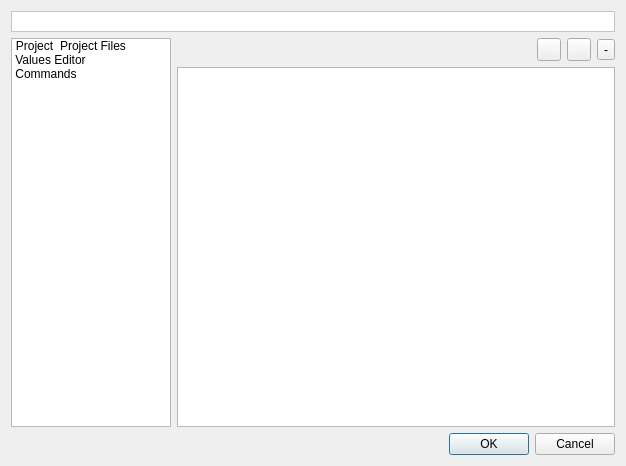
Above: v2/branches/newxup/monkey/src/xupmanager/gui/UIXUPEditor.ui from testmana2/mks before the change. Below: the same form after it.
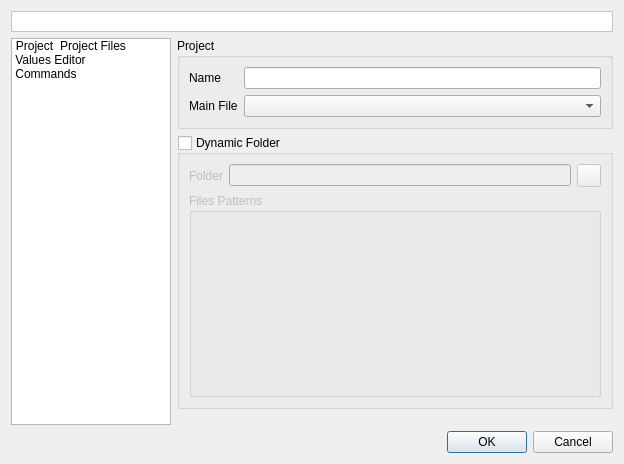
That is the form after the change. The open tabs and pages were chosen to show the change. Icons and pictures are not drawn. Custom widgets are drawn as their Qt base class.

Commit message: Add generic FilesEditor widget. A simple proejct files manager and use it in the generic UIXUPEditor dialog.

The edit to the form file:
```diff
--- a/v2/branches/newxup/monkey/src/xupmanager/gui/UIXUPEditor.ui
+++ b/v2/branches/newxup/monkey/src/xupmanager/gui/UIXUPEditor.ui
@@ -6,8 +6,8 @@
    <rect>
     <x>0</x>
     <y>0</y>
-    <width>626</width>
-    <height>466</height>
+    <width>624</width>
+    <height>464</height>
    </rect>
   </property>
   <layout class="QGridLayout" name="gridLayout_2">
@@ -204,71 +204,7 @@
        </item>
       </layout>
      </widget>
-     <widget class="QWidget" name="wProjectFiles">
-      <layout class="QGridLayout" name="gridLayout_5">
-       <property name="margin">
-        <number>0</number>
-       </property>
-       <item row="0" column="0">
-        <spacer name="horizontalSpacer">
-         <property name="orientation">
-          <enum>Qt::Horizontal</enum>
-         </property>
-         <property name="sizeHint" stdset="0">
-          <size>
-           <width>40</width>
-           <height>20</height>
-          </size>
-         </property>
-        </spacer>
-       </item>
-       <item row="0" column="1">
-        <widget class="QToolButton" name="tbAddFile">
-         <property name="icon">
-          <iconset resource="../../resources/resources.qrc">
-           <normaloff>:/listeditor/icons/listeditor/add.png</normaloff>:/listeditor/icons/listeditor/add.png</iconset>
-         </property>
-        </widget>
-       </item>
-       <item row="0" column="2">
-        <widget class="QToolButton" name="tbEditFile">
-         <property name="icon">
-          <iconset resource="../../resources/resources.qrc">
-           <normaloff>:/listeditor/icons/listeditor/edit.png</normaloff>:/listeditor/icons/listeditor/edit.png</iconset>
-         </property>
-        </widget>
-       </item>
-       <item row="0" column="3">
-        <widget class="QToolButton" name="tbRemoveFile">
-         <property name="text">
-          <string>-</string>
-         </property>
-         <property name="icon">
-          <iconset resource="../../resources/resources.qrc">
-           <normaloff>:/listeditor/icons/listeditor/remove.png</normaloff>:/listeditor/icons/listeditor/remove.png</iconset>
-         </property>
-        </widget>
-       </item>
-       <item row="1" column="0" colspan="4">
-        <widget class="QTreeWidget" name="twFiles">
-         <property name="selectionMode">
-          <enum>QAbstractItemView::ExtendedSelection</enum>
-         </property>
-         <property name="allColumnsShowFocus">
-          <bool>true</bool>
-         </property>
-         <property name="headerHidden">
-          <bool>true</bool>
-         </property>
-         <column>
-          <property name="text">
-           <string>1</string>
-          </property>
-         </column>
-        </widget>
-       </item>
-      </layout>
-     </widget>
+     <widget class="FilesEditor" name="feEditor"/>
      <widget class="VariablesEditor" name="veEditor"/>
      <widget class="CommandsEditor" name="ceEditor"/>
     </widget>
@@ -405,6 +341,12 @@
    <header location="global">xupmanager/gui/VariablesEditor.h</header>
    <container>1</container>
   </customwidget>
+  <customwidget>
+   <class>FilesEditor</class>
+   <extends>QWidget</extends>
+   <header location="global">FilesEditor.h</header>
+   <container>1</container>
+  </customwidget>
  </customwidgets>
  <resources>
   <include location="../../resources/resources.qrc"/>
```
Left out of the diff: 3 changed lines with no effect on the pictures. The commit also changes 12 other files.
